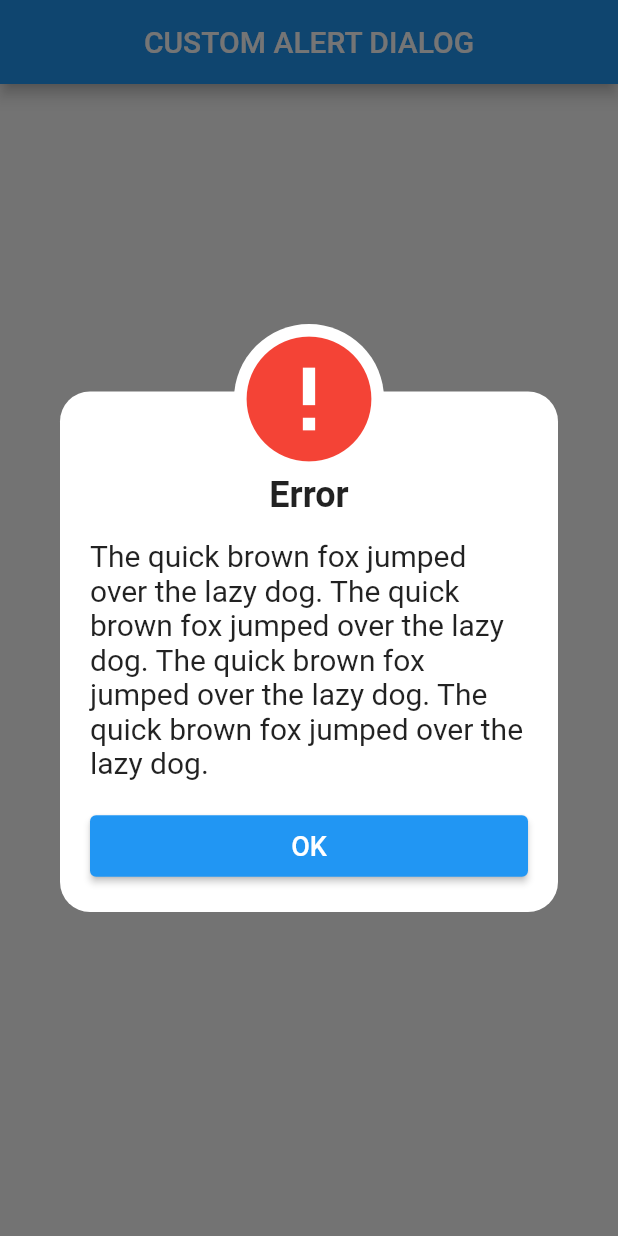
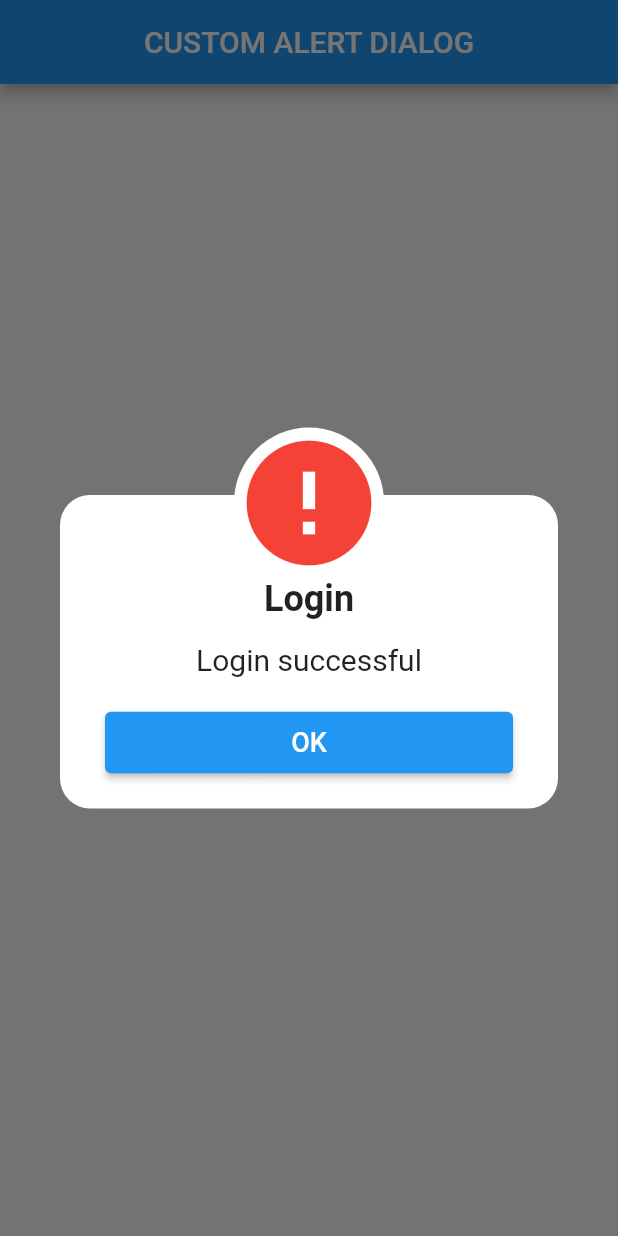
Before and after one commit to Prince-Kd/custom_alert_dialogs, a Flutter app: the screen it shows after launch, after a tap on "Open Dialog", on a phone screen of 412 x 824 dp. Run offline on Flutter 3.47's test engine with Material 2 defaults, Android fonts, the phone set to English and light mode, and no system bars.

Commit message:
created dialog details class and Action class

```diff
--- /dev/null
+++ b/lib/action.dart
@@ -0,0 +1,6 @@
+class AlertAction{
+  var function;
+  String text;
+
+  AlertAction({required this.function, required this.text});
+}
--- a/lib/dialog.dart
+++ b/lib/dialog.dart
@@ -1,10 +1,31 @@
+import 'package:custom_alert_dialogs/action.dart';
+import 'package:custom_alert_dialogs/dialog_details.dart';
 import 'package:flutter/material.dart';
 
 class CustomDialog extends StatelessWidget {
-  const CustomDialog({Key? key}) : super(key: key);
+  String? title;
+  String? content;
+  String? type;
+  AlertAction? action1;
+  AlertAction? action2;
+
+  CustomDialog(
+      {Key? key,
+      this.title,
+      this.content,
+      this.type,
+      this.action1,
+      this.action2})
+      : super(key: key);
 
   @override
   Widget build(BuildContext context) {
+    DialogDetails details = DialogDetails(
+        context: context,
+        title: title!,
+        content: content,
+        action1: action1,
+        action2: action2);
     return Dialog(
       backgroundColor: Colors.transparent,
       elevation: 0,
@@ -24,9 +45,9 @@ class CustomDialog extends StatelessWidget {
               mainAxisSize: MainAxisSize.min,
               mainAxisAlignment: MainAxisAlignment.center,
               children: [
-                const Text(
-                  'Error',
-                  style: TextStyle(
+                Text(
+                  details.title!,
+                  style: const TextStyle(
                     fontSize: 24,
                     fontWeight: FontWeight.w700,
                   ),
@@ -34,63 +55,14 @@ class CustomDialog extends StatelessWidget {
                 const SizedBox(
                   height: 15,
                 ),
-                const Text(
-                  'The quick brown fox jumped over the lazy dog. The quick brown fox jumped over the lazy dog. The quick brown fox jumped over the lazy dog. The quick brown fox jumped over the lazy dog.',
-                  style: TextStyle(fontSize: 20),
+                Text(
+                  details.content!,
+                  style: const TextStyle(fontSize: 20),
                 ),
                 const SizedBox(
                   height: 20,
                 ),
-                Row(
-                  mainAxisAlignment: MainAxisAlignment.center,
-                  children: [
-                    Expanded(child: SizedBox(
-                      width: 200,
-                      child: ElevatedButton(
-                          style: ElevatedButton.styleFrom(
-                              padding: const EdgeInsets.symmetric(horizontal: 20, vertical: 10)),
-                          onPressed: () {
-                            Navigator.of(context).pop();
-                          },
-                          child: const Text(
-                            'OK',
-                            style: TextStyle(fontSize: 18),
-                          )),
-                    ),),
-                    //SizedBox(width: 20,),
-                    // Expanded(child: SizedBox(
-                    //   width: 200,
-                    //   child: ElevatedButton(
-                    //       style: ElevatedButton.styleFrom(
-                    //         primary: Colors.redAccent,
-                    //           padding: const EdgeInsets.symmetric(horizontal: 20, vertical: 10),
-                    //       ),
-                    //       onPressed: () {
-                    //         Navigator.of(context).pop();
-                    //       },
-                    //       child: const Text(
-                    //         'CANCEL',
-                    //         style: TextStyle(fontSize: 18),
-                    //       )),
-                    // ),)
-                  ],
-                ),
-                // Align(
-                //   alignment: Alignment.center,
-                //   child: SizedBox(
-                //     width: 200,
-                //     child: ElevatedButton(
-                //       style: ElevatedButton.styleFrom(
-                //           padding: EdgeInsets.symmetric(horizontal: 20, vertical: 10)),
-                //         onPressed: () {
-                //           Navigator.of(context).pop();
-                //         },
-                //         child: const Text(
-                //           'OK',
-                //           style: TextStyle(fontSize: 18),
-                //         )),
-                //   ),
-                // ),
+                details.actionButtons()
               ],
             ),
           ),
--- /dev/null
+++ b/lib/dialog_details.dart
@@ -0,0 +1,77 @@
+import 'package:flutter/material.dart';
+import 'package:custom_alert_dialogs/action.dart';
+
+class DialogDetails {
+  String? title;
+  String? content = '';
+  String? type = 'success';
+  AlertAction? action1;
+  AlertAction? action2;
+  BuildContext context;
+  void defaultAction() {
+    Navigator.pop(context);
+  }
+
+  DialogDetails(
+      {this.title,
+      this.content = '',
+      this.type = 'info',
+      this.action1,
+      this.action2,
+      required this.context});
+
+  List get actions {
+    if (action1 == null && action2 == null) {
+      return [AlertAction(function: defaultAction, text: 'OK')];
+    } else {
+      return [action1, action2];
+    }
+  }
+
+  Widget icon() {
+    switch (type) {
+      case 'success':
+        return const Icon(Icons.check_circle, color: Colors.green, size: 100);
+      case 'error':
+        return const Icon(Icons.error, color: Colors.red, size: 100);
+      case 'info':
+        return const Icon(Icons.info, color: Colors.amber, size: 100);
+      default:
+        return const Icon(Icons.info, color: Colors.amber, size: 100);
+    }
+  }
+
+  Color titleColor() {
+    switch (type) {
+      case 'success':
+        return Colors.green;
+      case 'error':
+        return Colors.red;
+      case 'info':
+        return Colors.amber;
+      default:
+        return Colors.amber;
+    }
+  }
+
+  Widget actionButtons() {
+    return Row(
+      children: actions
+          .map((action) => Expanded(
+                child: Padding(
+                  padding: const EdgeInsets.symmetric(horizontal: 10.0),
+                  child: ElevatedButton(
+                      style: ElevatedButton.styleFrom(
+                          padding: const EdgeInsets.symmetric(
+                              horizontal: 20, vertical: 10)),
+                      onPressed: action.function,
+                      child: Text(
+                        action.text,
+                        style: const TextStyle(fontSize: 18),
+                      )),
+                ),
+              ))
+          .toList(),
+    );
+  }
+}
--- a/lib/home.dart
+++ b/lib/home.dart
@@ -13,10 +13,16 @@ class Home extends StatelessWidget {
       ),
       body: Center(
         child: ElevatedButton(
-          onPressed: (){
-            showDialog(context: context, builder: (context) {
-              return const CustomDialog();
-            });
+          onPressed: () {
+            showDialog(
+                context: context,
+                builder: (context) {
+                  return CustomDialog(
+                    title: 'Login',
+                    content: 'Login successful',
+                    type: 'success',
+                  );
+                });
           },
           child: const Text('Open Dialog'),
         ),
```
